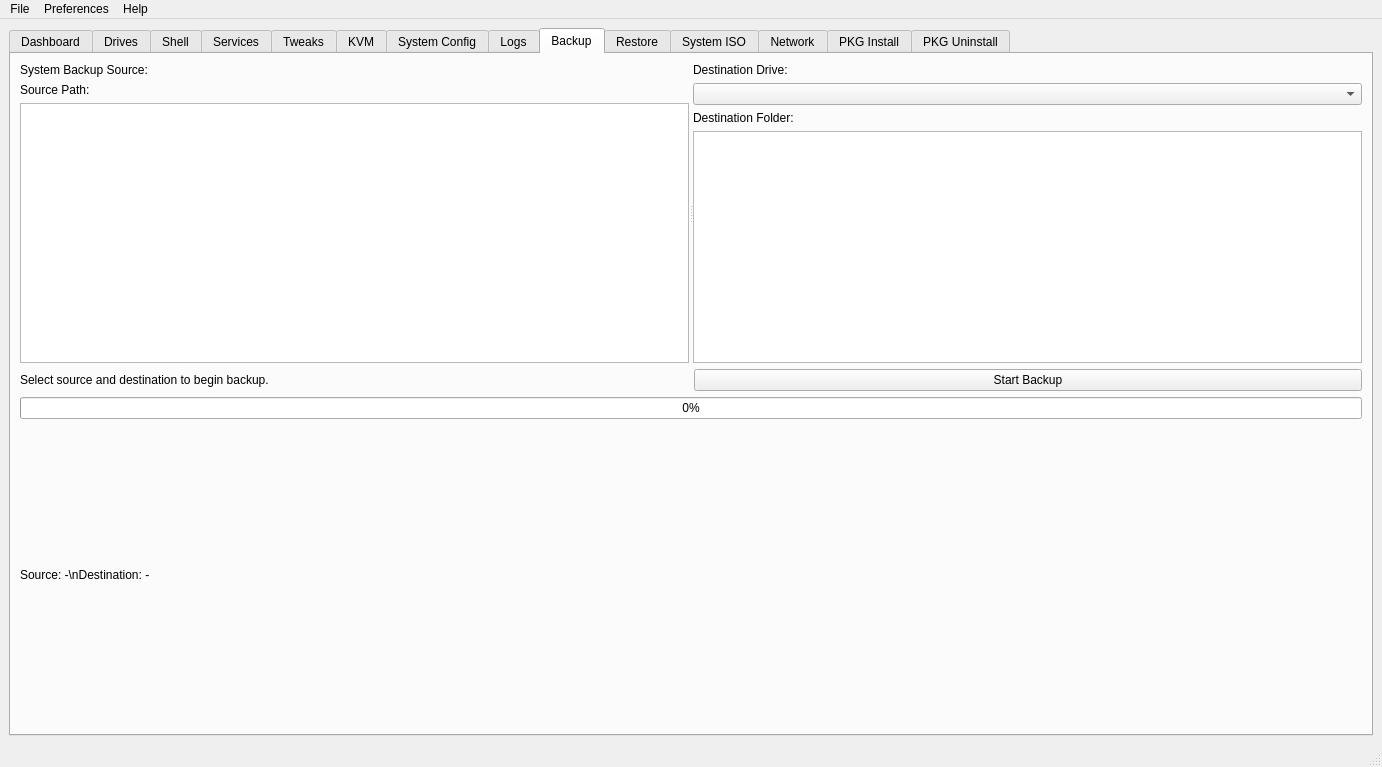
Qt form mainwindow.ui (XetalEngine/CachyOsTools) before a commit.
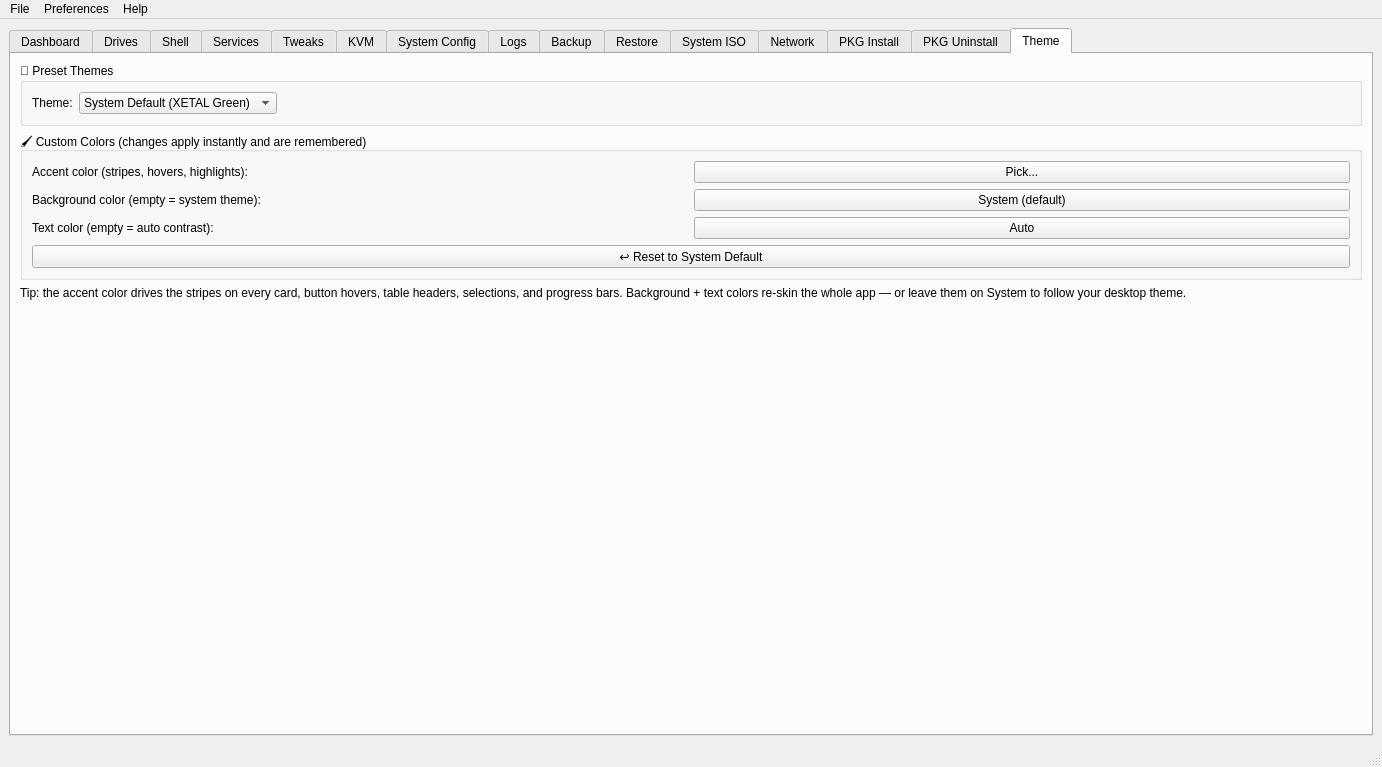
The same form after that commit. The open tabs and pages were chosen to show the change.

Commit message: Theme color picker

The edit to the form file:
```diff
--- a/mainwindow.ui
+++ b/mainwindow.ui
@@ -5108,6 +5108,185 @@
         </item>
        </layout>
       </widget>
+      <widget class="QWidget" name="themeTab">
+       <attribute name="title">
+        <string>Theme</string>
+       </attribute>
+       <layout class="QVBoxLayout" name="verticalLayout_theme">
+        <item>
+         <widget class="QGroupBox" name="themePresetGroup">
+          <property name="title">
+           <string>🎨 Preset Themes</string>
+          </property>
+          <layout class="QHBoxLayout" name="themePresetLayout">
+           <item>
+            <widget class="QLabel" name="themePresetLabel">
+             <property name="text">
+              <string>Theme:</string>
+             </property>
+            </widget>
+           </item>
+           <item>
+            <widget class="QComboBox" name="themePresetCombo">
+             <item>
+              <property name="text">
+               <string>System Default (XETAL Green)</string>
+              </property>
+             </item>
+             <item>
+              <property name="text">
+               <string>XETAL Dark</string>
+              </property>
+             </item>
+             <item>
+              <property name="text">
+               <string>XETAL Red</string>
+              </property>
+             </item>
+             <item>
+              <property name="text">
+               <string>Midnight Blue</string>
+              </property>
+             </item>
+             <item>
+              <property name="text">
+               <string>Matrix</string>
+              </property>
+             </item>
+             <item>
+              <property name="text">
+               <string>Solar Light</string>
+              </property>
+             </item>
+             <item>
+              <property name="text">
+               <string>Purple Haze</string>
+              </property>
+             </item>
+             <item>
+              <property name="text">
+               <string>Custom</string>
+              </property>
+             </item>
+            </widget>
+           </item>
+           <item>
+            <spacer name="themePresetSpacer">
+             <property name="orientation">
+              <enum>Qt::Orientation::Horizontal</enum>
+             </property>
+             <property name="sizeHint" stdset="0">
+              <size>
+               <width>40</width>
+               <height>20</height>
+              </size>
+             </property>
+            </spacer>
+           </item>
+          </layout>
+         </widget>
+        </item>
+        <item>
+         <widget class="QGroupBox" name="themeCustomGroup">
+          <property name="title">
+           <string>🖌️ Custom Colors (changes apply instantly and are remembered)</string>
+          </property>
+          <layout class="QGridLayout" name="themeCustomLayout">
+           <item row="0" column="0">
+            <widget class="QLabel" name="themeAccentLabel">
+             <property name="text">
+              <string>Accent color (stripes, hovers, highlights):</string>
+             </property>
+            </widget>
+           </item>
+           <item row="0" column="1">
+            <widget class="QPushButton" name="themeAccentButton">
+             <property name="text">
+              <string>Pick...</string>
+             </property>
+             <property name="minimumSize">
+              <size>
+               <width>160</width>
+               <height>0</height>
+              </size>
+             </property>
+            </widget>
+           </item>
+           <item row="1" column="0">
+            <widget class="QLabel" name="themeBgLabel">
+             <property name="text">
+              <string>Background color (empty = system theme):</string>
+             </property>
+            </widget>
+           </item>
+           <item row="1" column="1">
+            <widget class="QPushButton" name="themeBgButton">
+             <property name="text">
+              <string>System (default)</string>
+             </property>
+             <property name="minimumSize">
+              <size>
+               <width>160</width>
+               <height>0</height>
+              </size>
+             </property>
+            </widget>
+           </item>
+           <item row="2" column="0">
+            <widget class="QLabel" name="themeTextLabel">
+             <property name="text">
+              <string>Text color (empty = auto contrast):</string>
+             </property>
+            </widget>
+           </item>
+           <item row="2" column="1">
+            <widget class="QPushButton" name="themeTextButton">
+             <property name="text">
+              <string>Auto</string>
+             </property>
+             <property name="minimumSize">
+              <size>
+               <width>160</width>
+               <height>0</height>
+              </size>
+             </property>
+            </widget>
+           </item>
+           <item row="3" column="0" colspan="2">
+            <widget class="QPushButton" name="themeResetButton">
+             <property name="text">
+              <string>↩️ Reset to System Default</string>
+             </property>
+            </widget>
+           </item>
+          </layout>
+         </widget>
+        </item>
+        <item>
+         <widget class="QLabel" name="themeInfoLabel">
+          <property name="text">
+           <string>Tip: the accent color drives the stripes on every card, button hovers, table headers, selections, and progress bars. Background + text colors re-skin the whole app — or leave them on System to follow your desktop theme.</string>
+          </property>
+          <property name="wordWrap">
+           <bool>true</bool>
+          </property>
+         </widget>
+        </item>
+        <item>
+         <spacer name="themeBottomSpacer">
+          <property name="orientation">
+           <enum>Qt::Orientation::Vertical</enum>
+          </property>
+          <property name="sizeHint" stdset="0">
+           <size>
+            <width>20</width>
+            <height>40</height>
+           </size>
+          </property>
+         </spacer>
+        </item>
+       </layout>
+      </widget>
      </widget>
     </item>
    </layout>
```
The commit also changes 7 other files.
